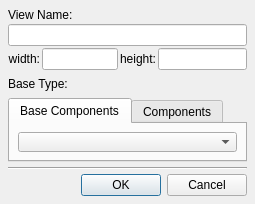
Old version of the form ui/createviewdialog.ui in the repository maxavadallat/maxdesigner.
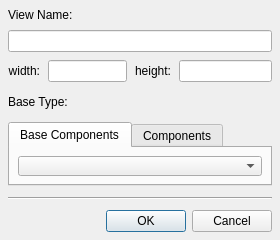
New version of the form. The open tabs and pages were chosen to show the change.

What changed in the file:
```diff
--- a/ui/createviewdialog.ui
+++ b/ui/createviewdialog.ui
@@ -6,20 +6,20 @@
    <rect>
     <x>0</x>
     <y>0</y>
-    <width>254</width>
-    <height>204</height>
+    <width>280</width>
+    <height>240</height>
    </rect>
   </property>
   <property name="minimumSize">
    <size>
-    <width>0</width>
-    <height>204</height>
+    <width>280</width>
+    <height>240</height>
    </size>
   </property>
   <property name="maximumSize">
    <size>
-    <width>16777215</width>
-    <height>204</height>
+    <width>280</width>
+    <height>16777215</height>
    </size>
   </property>
   <property name="windowTitle">
@@ -39,7 +39,7 @@
     <number>8</number>
    </property>
    <property name="spacing">
-    <number>2</number>
+    <number>8</number>
    </property>
    <item row="0" column="0" colspan="2">
     <widget class="QLabel" name="viewNameLabel">
```
Left out of the diff: 2 changed lines with no effect on the pictures.
